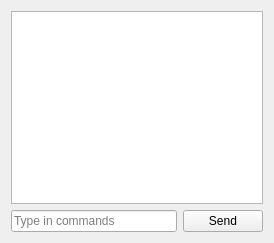
The window that widgets/monitorwidget.ui (AlfredoCubitos/g-commander) describes before a commit, drawn with Qt 5.
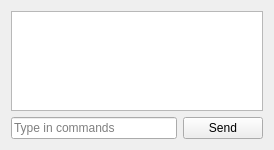
The same window after the commit.

Patch:
```diff
--- a/widgets/monitorwidget.ui
+++ b/widgets/monitorwidget.ui
@@ -7,15 +7,21 @@
     <x>0</x>
     <y>0</y>
     <width>274</width>
-    <height>243</height>
+    <height>150</height>
    </rect>
   </property>
   <property name="sizePolicy">
-   <sizepolicy hsizetype="Preferred" vsizetype="MinimumExpanding">
+   <sizepolicy hsizetype="Expanding" vsizetype="Expanding">
     <horstretch>0</horstretch>
     <verstretch>0</verstretch>
    </sizepolicy>
   </property>
+  <property name="minimumSize">
+   <size>
+    <width>274</width>
+    <height>150</height>
+   </size>
+  </property>
   <layout class="QGridLayout" name="gridLayout">
    <item row="0" column="0" colspan="2">
     <widget class="QTreeView" name="monitorView">
```
